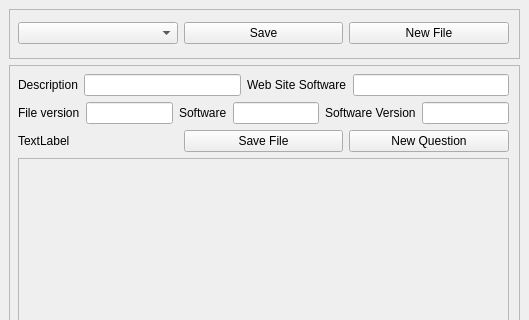
Qt form editor.ui (Mte90/LearnHotkeys) before a commit; both pictures show x 0 to 529 and y 0 to 320 of the 529 by 485 pixel window.
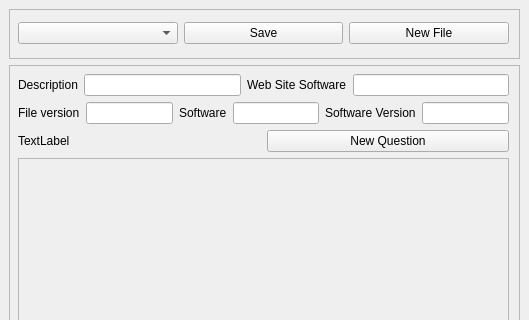
The same form after that commit.

Commit message: save button extra removed

What changed in the file:
```diff
--- a/editor.ui
+++ b/editor.ui
@@ -192,13 +192,6 @@
             </property>
            </widget>
           </item>
-          <item>
-           <widget class="QPushButton" name="pushSaveHK">
-            <property name="text">
-             <string>Save File</string>
-            </property>
-           </widget>
-          </item>
           <item>
            <widget class="QPushButton" name="pushNewQuestion">
             <property name="text">
```
Left out of the diff: 2 changed lines with no effect on the pictures. The commit also changes 3 other files.
